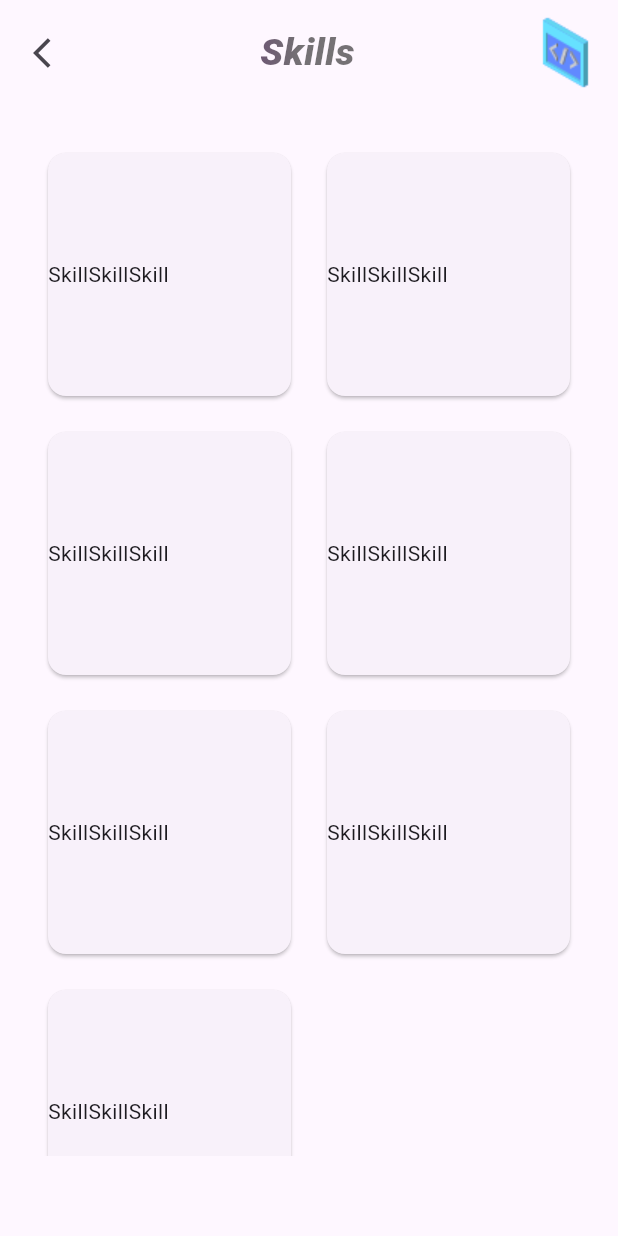
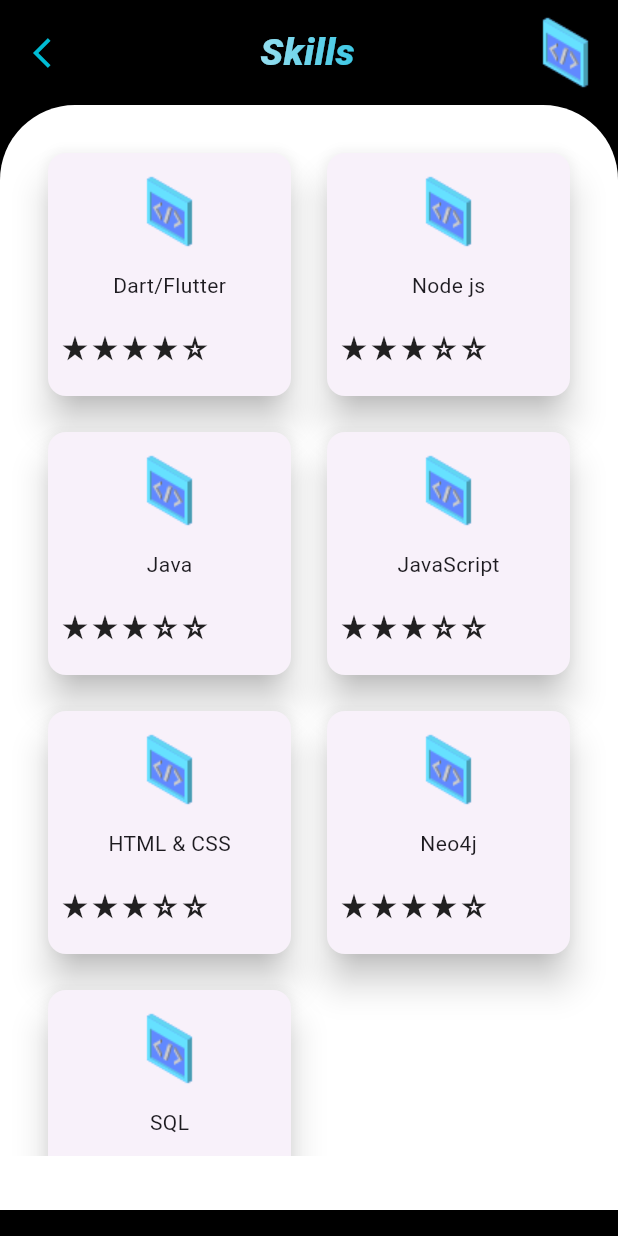
Before and after one commit to ManojKumar-GS/Portfolio, a Flutter app: the screen it shows after launch, scrolled down 135 dp, after a tap on the "arrow forward ios" icon, on a phone screen of 412 x 824 dp. Run offline on Flutter 3.47's test engine with Material 3 defaults, Android fonts, the phone set to English and light mode, and no system bars.

Commit message:
skills screen modified

```diff
--- a/lib/screens/home_screen.dart
+++ b/lib/screens/home_screen.dart
@@ -335,7 +335,10 @@ class _MyHomePageState extends State<HomeScreen> {
                     borderRadius: BorderRadius.circular(100),
                     onTap: () {
                       Navigator.of(context).push(MaterialPageRoute(
-                          builder: (context) => const SkillsScreen()));
+                          builder: (context) => SkillsScreen(
+                                title: "Skills",
+                                list: skills,
+                              )));
                     },
                     child: const Icon(Icons.arrow_forward_ios_rounded),
                   ),
--- a/lib/screens/skills.dart
+++ b/lib/screens/skills.dart
@@ -2,7 +2,9 @@ import 'package:flutter/material.dart';
 import 'package:flutter/widgets.dart';
 
 class SkillsScreen extends StatefulWidget {
-  const SkillsScreen({super.key});
+  final String title;
+  final List? list;
+  const SkillsScreen({super.key, required this.title, this.list});
 
   @override
   State<SkillsScreen> createState() => _SkillsScreenState();
@@ -13,7 +15,8 @@ class _SkillsScreenState extends State<SkillsScreen> {
   Widget build(BuildContext context) {
     return SafeArea(
         child: Scaffold(
-      body: SingleChildScrollView(
+      body: Container(
+        color: Colors.black,
         child: Column(
           children: [
             Padding(
@@ -25,8 +28,11 @@ class _SkillsScreenState extends State<SkillsScreen> {
                       onPressed: () {
                         Navigator.pop(context);
                       },
-                      icon: const Icon(Icons.arrow_back_ios)),
-                  Text("Skills",
+                      icon: const Icon(
+                        Icons.arrow_back_ios,
+                        color: Colors.cyan,
+                      )),
+                  Text(widget.title,
                       style: TextStyle(
                           fontSize: 25,
                           fontStyle: FontStyle.italic,
@@ -34,43 +40,86 @@ class _SkillsScreenState extends State<SkillsScreen> {
                           foreground: Paint()
                             ..shader = const LinearGradient(
                               colors: <Color>[
-                                Color(0xffDA44bb),
-                                Color(0xff8921aa),
-                                Colors.black54
+                                Color(0xFFFFFFFF),
+                                Color(0xFFB7E6F3),
+                                Color(0xFF2BC4E3)
                               ],
                             ).createShader(
-                                const Rect.fromLTWH(0.0, 0.0, 200.0, 70.0)))),
+                                const Rect.fromLTWH(50.0, 50.0, 200.0, 70.0)))),
                   // const Spacer(),
-                  Image.asset("assets/icons/skills.png"),
+                  Image.asset("assets/icons/${widget.title.toLowerCase()}.png"),
                 ],
               ),
             ),
+            Container(
+              height: MediaQuery.sizeOf(context).height * 0.894,
+              decoration: const BoxDecoration(
+                  color: Colors.white,
+                  borderRadius: BorderRadius.only(
+                      topRight: Radius.circular(50),
+                      topLeft: Radius.circular(50))),
+              child: SingleChildScrollView(
+                child: Column(
+                  children: [
                     SizedBox(
                       height: MediaQuery.sizeOf(context).height * 0.85,
                       child: GridView.builder(
                         padding: const EdgeInsets.all(20),
-                itemCount: 7,
-                gridDelegate: const SliverGridDelegateWithFixedCrossAxisCount(
+                        itemCount: widget.list?.length,
+                        gridDelegate:
+                            const SliverGridDelegateWithFixedCrossAxisCount(
                                 crossAxisCount: 2),
                         itemBuilder: (context, index) {
-                  return Padding(
-                    padding: const EdgeInsets.all(8.0),
-                    child: Card(
-                      child: Row(
-                        children: [
-                          Text("Skill"),
-                          Text("Skill"),
-                          Text("Skill"),
-                        ],
-                      ),
-                    ),
-                  );
+                          return cards(
+                              name: widget.list?[index]["name"],
+                              image: widget.list?[index]["image"],
+                              rating: widget.list?[index]["rating"]);
                         },
                       ),
                     )
                   ],
                 ),
               ),
+            ),
+          ],
+        ),
+      ),
     ));
   }
+
+  Widget cards(
+      {required String name, required String image, required int rating}) {
+    return Padding(
+      padding: const EdgeInsets.all(5),
+      child: Card(
+        elevation: 10,
+        margin: const EdgeInsets.all(7),
+        child: Column(
+          mainAxisAlignment: MainAxisAlignment.spaceEvenly,
+          children: [
+            Image.asset(
+              "assets/icons/$image.png",
+              width: 50,
+              height: 50,
+            ),
+            Text(name),
+            Padding(
+              padding: const EdgeInsets.all(8.0),
+              child: Row(
+                children: [
+                  const Icon(Icons.star_rate, size: 20),
+                  const Icon(Icons.star_rate, size: 20),
+                  const Icon(Icons.star_rate, size: 20),
+                  rating != 3
+                      ? const Icon(Icons.star_rate, size: 20)
+                      : const Icon(Icons.star_rate_outlined, size: 20),
+                  const Icon(Icons.star_rate_outlined, size: 20),
+                ],
+              ),
+            ),
+          ],
+        ),
+      ),
+    );
   }
+}
```
Lines whose indentation alone changed are shown as unchanged.
